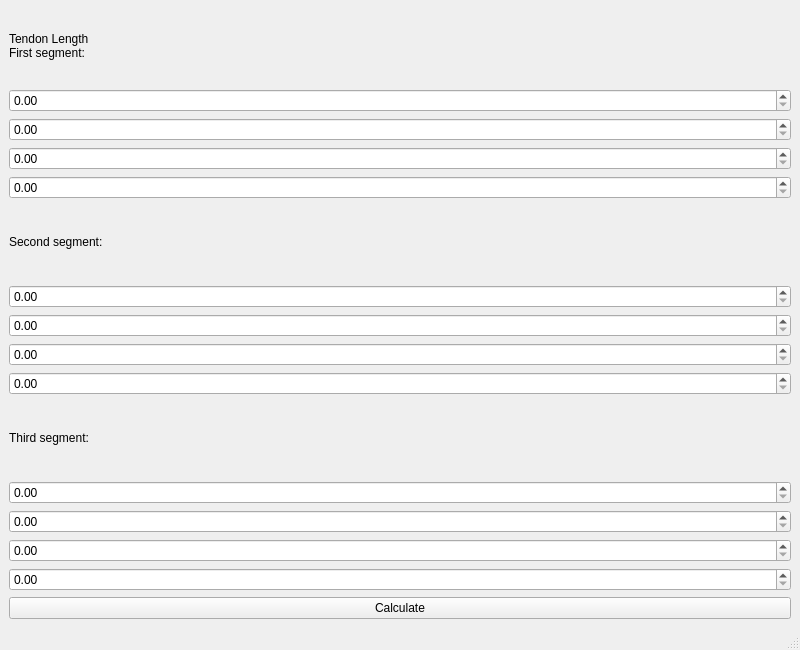
Before: the Qt Designer form mainwindow.ui in jeremyxu1998/TDCR_Simulator, drawn with Qt 5.
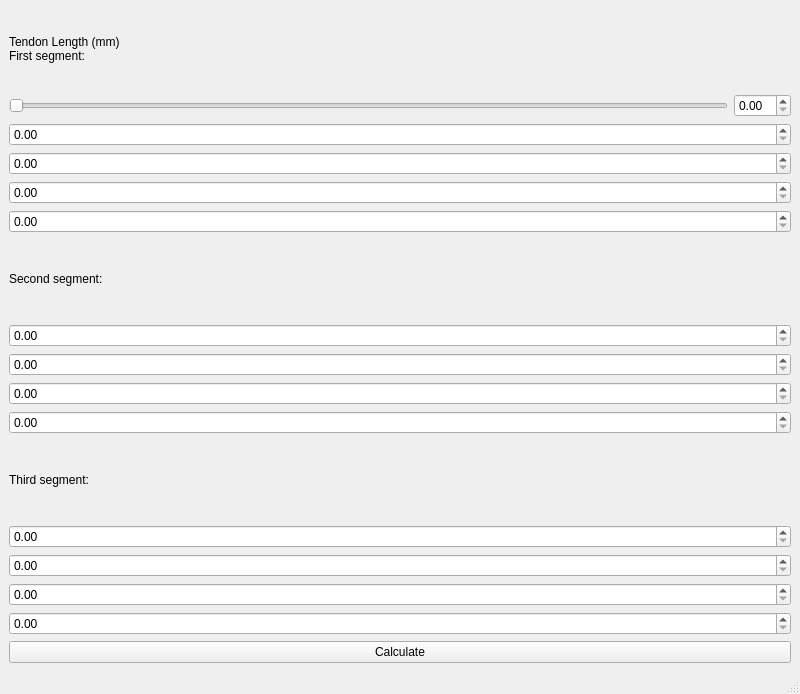
After: the same form once the commit is applied.

Commit message: For IO only, change unit to mm; add test slider and spinbox

```diff
--- a/mainwindow.ui
+++ b/mainwindow.ui
@@ -7,7 +7,7 @@
     <x>0</x>
     <y>0</y>
     <width>800</width>
-    <height>650</height>
+    <height>694</height>
    </rect>
   </property>
   <property name="windowTitle">
@@ -25,11 +25,25 @@
         <item>
          <widget class="QLabel" name="segLabel_1">
           <property name="text">
-           <string>Tendon Length
+           <string>Tendon Length (mm)
 First segment:</string>
           </property>
          </widget>
         </item>
+        <item>
+         <layout class="QHBoxLayout" name="segLen_1">
+          <item>
+           <widget class="QSlider" name="segLenSlider_1">
+            <property name="orientation">
+             <enum>Qt::Horizontal</enum>
+            </property>
+           </widget>
+          </item>
+          <item>
+           <widget class="QDoubleSpinBox" name="segLenBox_1"/>
+          </item>
+         </layout>
+        </item>
         <item>
          <widget class="QDoubleSpinBox" name="tendon_1_1"/>
         </item>
```
The commit also changes 4 other files.
